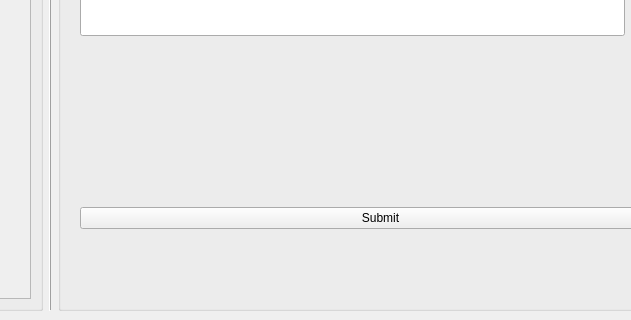
First picture: the form in listset.ui, repository 454270186/XJCO2811_UserInterface, before the edit; both pictures show x 288 to 919 and y 380 to 700 of the 1000 by 700 pixel window.
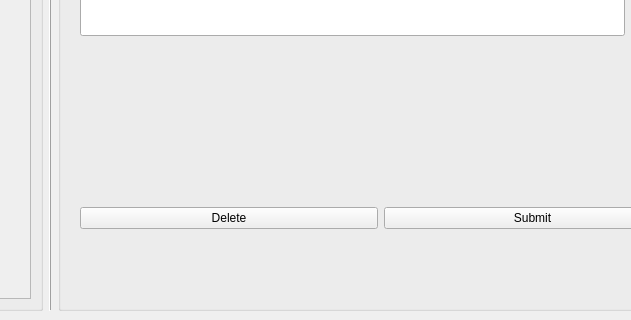
Second picture: the form after the edit.

Commit message: feat: added delete button.

```diff
--- a/listset.ui
+++ b/listset.ui
@@ -283,6 +283,13 @@
           <property name="bottomMargin">
            <number>10</number>
           </property>
+          <item>
+           <widget class="QPushButton" name="Delete">
+            <property name="text">
+             <string>Delete</string>
+            </property>
+           </widget>
+          </item>
           <item>
            <widget class="QPushButton" name="submit">
             <property name="maximumSize">
```
The commit also changes 5 other files.
